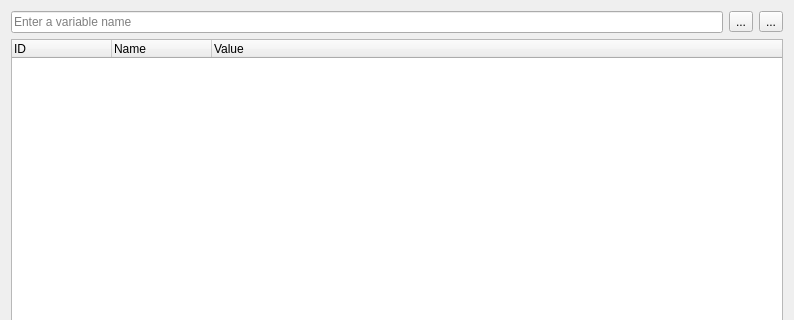
epasveer/seer, file src/SeerVariableTrackerBrowserWidget.ui: the form before one commit; both pictures show x 0 to 794 and y 0 to 320 of the 794 by 528 pixel window.
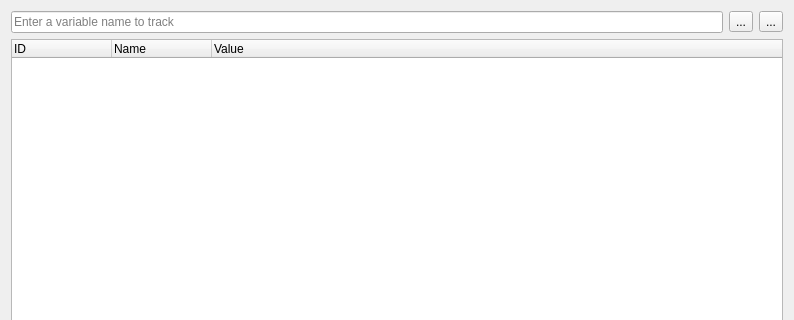
The form after the commit. Icons and pictures are not drawn.

Commit message: Minor wording on some dialogs.

What changed in the file:
```diff
--- a/src/SeerVariableTrackerBrowserWidget.ui
+++ b/src/SeerVariableTrackerBrowserWidget.ui
@@ -22,7 +22,7 @@
         <string>Add a variable to track.</string>
        </property>
        <property name="placeholderText">
-        <string>Enter a variable name</string>
+        <string>Enter a variable name to track</string>
        </property>
        <property name="clearButtonEnabled">
         <bool>true</bool>
```
The commit also changes 2 other files.
